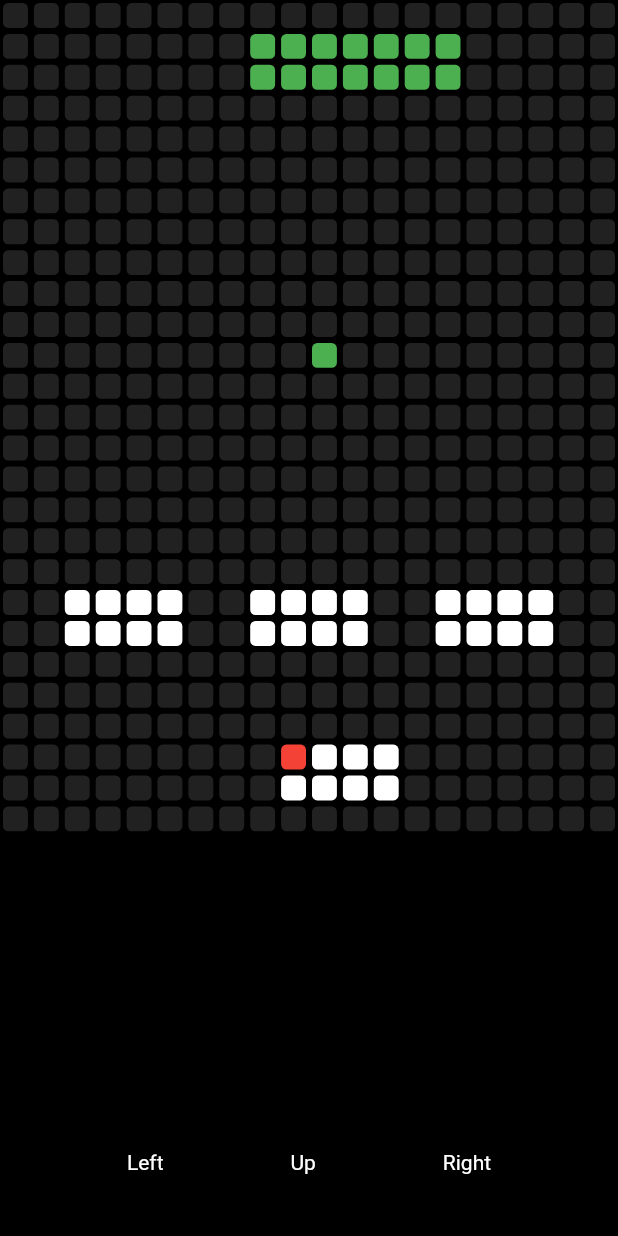
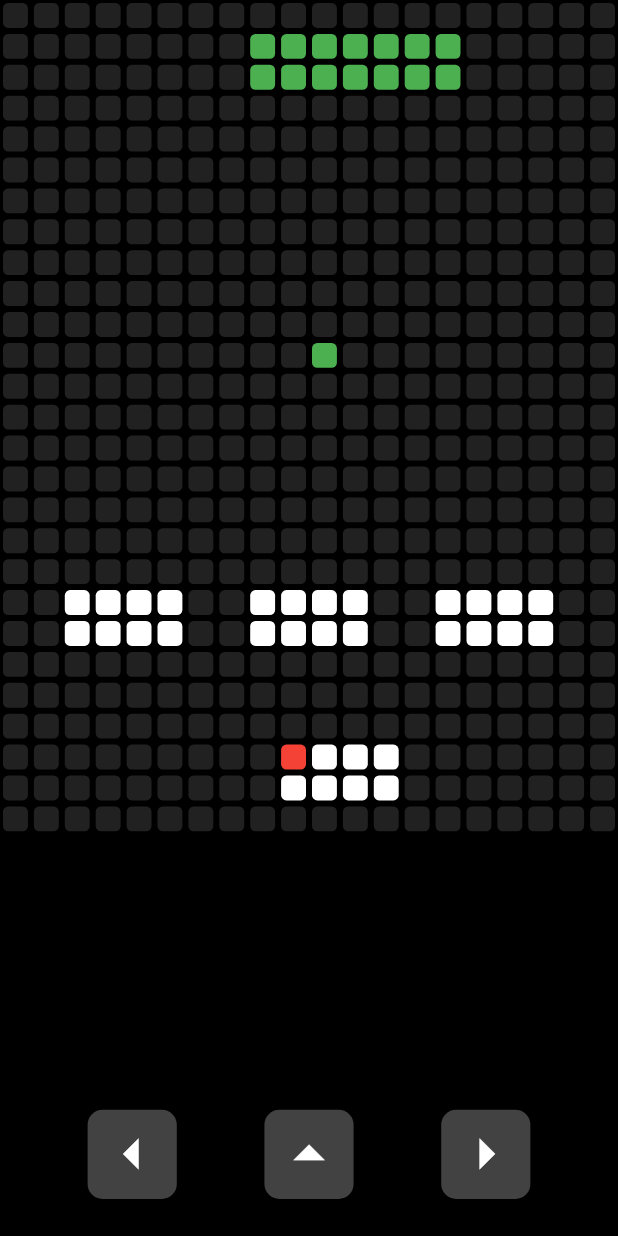
Before and after one commit to ArushKapoor/SpaceInvaders-Flutter, a Flutter app: the HomePage screen opened by its route, on a phone screen of 412 x 824 dp. Run offline on Flutter 3.47's test engine with Material 2 defaults, Android fonts, the phone set to English and light mode, and no system bars; our stand-ins replace avatar_glow, google_fonts.

Commit message:
added icons

```diff
--- a/lib/Screens/HomePage.dart
+++ b/lib/Screens/HomePage.dart
@@ -391,31 +391,61 @@ class _HomePageState extends State<HomePage> {
                   }),
             ),
             Padding(
-              padding: EdgeInsets.symmetric(vertical: _height * 0.05),
+              padding: EdgeInsets.symmetric(vertical: _height * 0.03),
               child: Row(
                 mainAxisAlignment: MainAxisAlignment.spaceEvenly,
                 children: <Widget>[
                   GestureDetector(
                     onTap: moveLeft,
-                    child: Text(
-                      'Left',
-                      style: TextStyle(color: Colors.white),
+                    child: Container(
+                      decoration: BoxDecoration(
+                        color: Colors.grey[800],
+                        borderRadius: BorderRadius.all(Radius.circular(10.0)),
+                      ),
+                      child: Padding(
+                        padding: const EdgeInsets.all(5.0),
+                        child: Icon(
+                          Icons.arrow_left,
+                          color: Colors.white,
+                          size: _height * 0.06,
+                        ),
+                      ),
                     ),
                   ),
                   GestureDetector(
                     onTap: fire,
-                    child: Text(
-                      'Up',
-                      style: TextStyle(color: Colors.white),
+                    child: Container(
+                      decoration: BoxDecoration(
+                        color: Colors.grey[800],
+                        borderRadius: BorderRadius.all(Radius.circular(10.0)),
+                      ),
+                      child: Padding(
+                        padding: const EdgeInsets.all(5.0),
+                        child: Icon(
+                          Icons.arrow_drop_up,
+                          color: Colors.white,
+                          size: _height * 0.06,
+                        ),
+                      ),
                     ),
                   ),
                   GestureDetector(
                     onTap: moveRight,
-                    child: Text(
-                      'Right',
-                      style: TextStyle(color: Colors.white),
+                    child: Container(
+                      decoration: BoxDecoration(
+                        color: Colors.grey[800],
+                        borderRadius: BorderRadius.all(Radius.circular(10.0)),
+                      ),
+                      child: Padding(
+                        padding: const EdgeInsets.all(5.0),
+                        child: Icon(
+                          Icons.arrow_right,
+                          color: Colors.white,
+                          size: _height * 0.06,
+                        ),
+                      ),
                     ),
-                  )
+                  ),
                 ],
               ),
             ),
```
